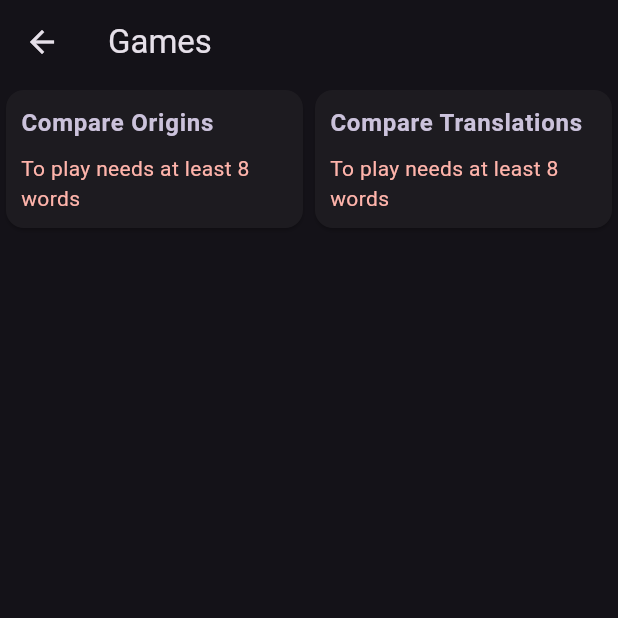
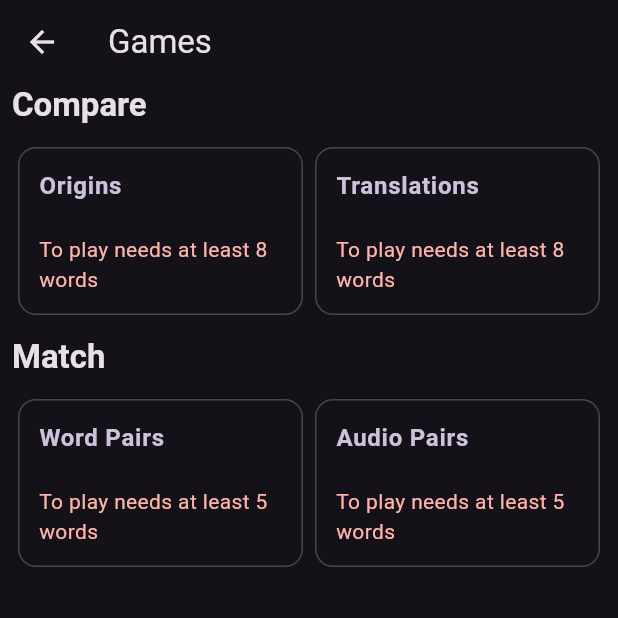
Before and after one commit to sipasi/open_words, a Flutter app: the GameListPage screen opened directly with empty values, on a phone screen of 412 x 824 dp, the top half of it. Run offline on Flutter 3.47's test engine with Material 3 defaults, Android fonts, the phone set to English and light mode, and no system bars; our stand-ins replace flutter_tts, get_it, logger, pdf, sembast, sembast_web and 2 more; missing offline and left inert: excel, file_selector, universal_html; accounts and stored records are empty.

Commit message:
feat: refactor UI and add new games: Match Word Pairs and Match Audio Pairs
- Refactored `GameListPage` to improve UI structure and readability.
- Introduced two new games:
  - **Match Word Pairs**: Allows players to match pairs of words.
  - **Match Audio Pairs**: Introduces a game where players match audio pairs.
- Each game tile in `GameListPage` now checks word availability before allowing navigation, ensuring a minimum requirement of 5 words for both new games.
- Enhancements include clearer UI sections ('Compare' and 'Match') and consistent use of Flutter's `Scaffold`, `AppBar`, `SafeArea`, `ListView`, and custom widgets (`AdaptiveGridView`, `_GameInfoTile`, `TextTile`, `Card.outlined`).

This commit enhances gameplay options and improves the overall structure of game navigation within the application.

```diff
--- a/lib/view/game/game_list_page.dart
+++ b/lib/view/game/game_list_page.dart
@@ -1,8 +1,10 @@
 import 'package:flutter/material.dart';
 import 'package:open_words/data/word/word_group.dart';
 import 'package:open_words/service/navigation/material_navigator.dart';
+import 'package:open_words/view/game/match_pairs/audio_pairs/audio_pairs_page.dart';
 import 'package:open_words/view/game/word_compare/origin_to_translation_page.dart';
 import 'package:open_words/view/game/word_compare/translation_to_origin_page.dart';
+import 'package:open_words/view/game/match_pairs/word_pairs/word_pairs_page.dart';
 import 'package:open_words/view/shared/list/adaptive_grid_view.dart';
 import 'package:open_words/view/shared/tile/text_tile.dart';
 
@@ -16,24 +18,60 @@ class GameListPage extends StatelessWidget {
     return Scaffold(
       appBar: AppBar(title: const Text('Games')),
       body: SafeArea(
-        child: AdaptiveGridView(
-          maxCrossAxisExtent: 400,
+        child: ListView(
+          padding: const EdgeInsets.symmetric(horizontal: 8),
           children: [
+            _section(context, 'Compare', [
               _GameInfoTile(
-              name: 'Compare Origins',
+                name: 'Origins',
                 needWords: 8,
                 count: group.words.length,
                 route: (builder) => OriginToTranslationPage(group: group),
               ),
               _GameInfoTile(
-              name: 'Compare Translations',
+                name: 'Translations',
                 needWords: 8,
                 count: group.words.length,
                 route: (builder) => TranslationToOriginPage(group: group),
               ),
+            ]),
+            const SizedBox(height: 10),
+            _section(context, 'Match', [
+              _GameInfoTile(
+                name: 'Word Pairs',
+                needWords: 5,
+                count: group.words.length,
+                route: (builder) => WordPairsPage(group: group),
+              ),
+              _GameInfoTile(
+                name: 'Audio Pairs',
+                needWords: 5,
+                count: group.words.length,
+                route: (builder) => AudioPairsPage(group: group),
+              ),
+            ]),
           ],
         ),
       ),
+    );
+  }
+
+  Widget _section(BuildContext context, String title, List<Widget> widgets) {
+    final theme = Theme.of(context);
+
+    return Column(
+      mainAxisAlignment: MainAxisAlignment.start,
+      crossAxisAlignment: CrossAxisAlignment.start,
+      children: [
+        Text(title, style: theme.textTheme.titleLarge?.copyWith(fontWeight: FontWeight.bold)),
+        const SizedBox(height: 10),
+        AdaptiveGridView(
+          maxCrossAxisExtent: 300,
+          mainAxisExtent: 120,
+          shrinkWrap: true,
+          children: widgets,
+        ),
+      ],
     );
   }
 }
@@ -66,9 +104,9 @@ class _GameInfoTile extends StatelessWidget {
 
     bool notEnough = _isNotEnough();
 
-    return Card(
+    return Card.outlined(
       child: TextTile(
-        padding: const EdgeInsets.all(10.0),
+        padding: const EdgeInsets.all(14.0),
         title: name,
         subtitle: notEnough ? _notEnoughMessage() : null,
         subtitleStyle: TextStyle(color: scheem.error),
```
Lines whose indentation alone changed are shown as unchanged.
